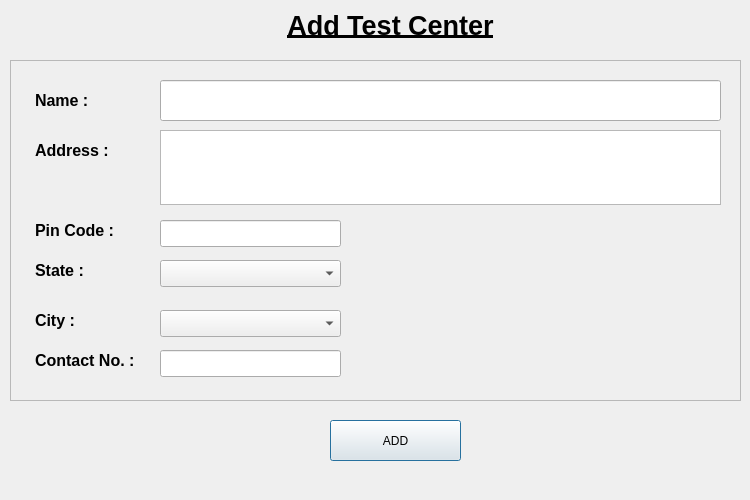
Before: the Qt Designer form Layouts/Dialogs/superadmin/Test Centers/addTestCenter.ui in bits-magnet/MDTouchs, drawn with Qt 5.
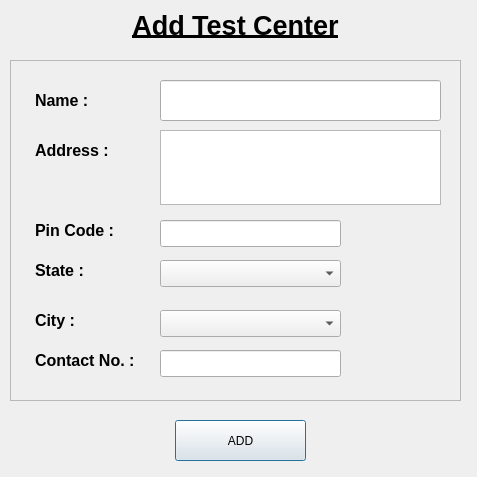
After: the same form once the commit is applied.

The edit to the form file:
```diff
--- a/Layouts/Dialogs/superadmin/Test Centers/addTestCenter.ui
+++ b/Layouts/Dialogs/superadmin/Test Centers/addTestCenter.ui
@@ -6,8 +6,8 @@
    <rect>
     <x>0</x>
     <y>0</y>
-    <width>750</width>
-    <height>500</height>
+    <width>477</width>
+    <height>477</height>
    </rect>
   </property>
   <property name="windowTitle">
@@ -16,9 +16,9 @@
   <widget class="QLabel" name="title">
    <property name="geometry">
     <rect>
-     <x>260</x>
+     <x>10</x>
      <y>0</y>
-     <width>261</width>
+     <width>451</width>
      <height>51</height>
     </rect>
    </property>
@@ -31,7 +31,7 @@
     <rect>
      <x>10</x>
      <y>60</y>
-     <width>731</width>
+     <width>451</width>
      <height>341</height>
     </rect>
    </property>
@@ -62,7 +62,7 @@
      <rect>
       <x>150</x>
       <y>20</y>
-      <width>561</width>
+      <width>281</width>
       <height>41</height>
      </rect>
     </property>
@@ -137,7 +137,7 @@
      <rect>
       <x>150</x>
       <y>70</y>
-      <width>561</width>
+      <width>281</width>
       <height>75</height>
      </rect>
     </property>
@@ -189,7 +189,7 @@
   <widget class="QPushButton" name="addButton">
    <property name="geometry">
     <rect>
-     <x>330</x>
+     <x>175</x>
      <y>420</y>
      <width>131</width>
      <height>41</height>
```
Left out of the diff: 2 changed lines with no effect on the pictures.
